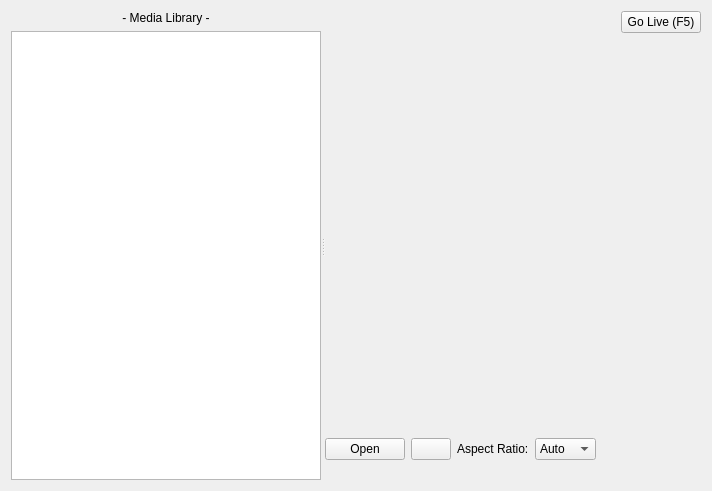
Above: mediawidget.ui from SoftProjector/softprojector before the change. Below: the same form after it.
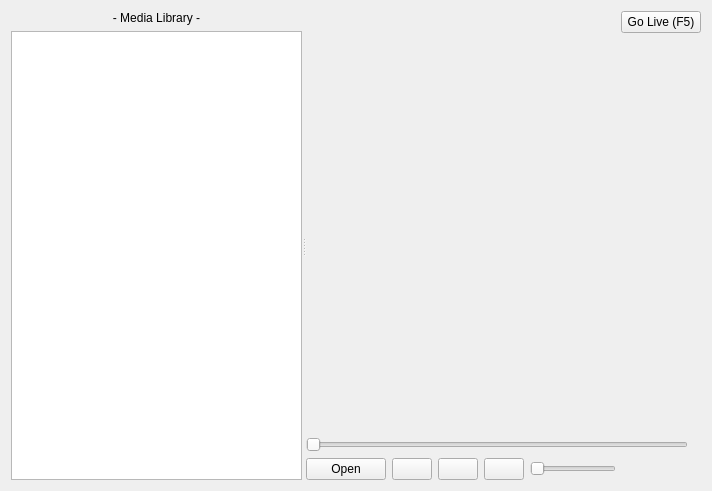
That is the form after the change. Icons and pictures are not drawn.

The edit to the form file:
```diff
--- a/mediawidget.ui
+++ b/mediawidget.ui
@@ -95,6 +95,24 @@
          </item>
         </layout>
        </item>
+       <item>
+        <layout class="QHBoxLayout" name="horizontalLayoutTime">
+         <item>
+          <widget class="QSlider" name="horizontalSliderTime">
+           <property name="orientation">
+            <enum>Qt::Horizontal</enum>
+           </property>
+          </widget>
+         </item>
+         <item>
+          <widget class="QLabel" name="labelTime">
+           <property name="text">
+            <string/>
+           </property>
+          </widget>
+         </item>
+        </layout>
+       </item>
        <item>
         <layout class="QHBoxLayout" name="horizontalLayoutControls">
          <item>
@@ -104,42 +122,38 @@
            </property>
           </widget>
          </item>
+         <item>
+          <widget class="QPushButton" name="pushButtonStop">
+           <property name="icon">
+            <iconset resource="softprojector.qrc">
+             <normaloff>:/icons/icons/stop.png</normaloff>:/icons/icons/stop.png</iconset>
+           </property>
+          </widget>
+         </item>
          <item>
           <widget class="QPushButton" name="pushButtonPlayPause">
-           <property name="text">
-            <string/>
+           <property name="icon">
+            <iconset resource="softprojector.qrc">
+             <normaloff>:/icons/icons/play.png</normaloff>:/icons/icons/play.png</iconset>
            </property>
           </widget>
          </item>
          <item>
-          <widget class="QLabel" name="label">
-           <property name="text">
-            <string>Aspect Ratio:</string>
+          <widget class="QPushButton" name="pushButtonMute">
+           <property name="icon">
+            <iconset resource="softprojector.qrc">
+             <normaloff>:/icons/icons/speaker.png</normaloff>:/icons/icons/speaker.png</iconset>
            </property>
+           <property name="checkable">
+            <bool>true</bool>
+           </property>
           </widget>
          </item>
          <item>
-          <widget class="QComboBox" name="comboBoxAspectRatio">
-           <item>
-            <property name="text">
-             <string>Auto</string>
-            </property>
-           </item>
-           <item>
-            <property name="text">
-             <string>Scale</string>
-            </property>
-           </item>
-           <item>
-            <property name="text">
-             <string>4/3</string>
-            </property>
-           </item>
-           <item>
-            <property name="text">
-             <string>16/9</string>
-            </property>
-           </item>
+          <widget class="QSlider" name="horizontalSliderVolume">
+           <property name="orientation">
+            <enum>Qt::Horizontal</enum>
+           </property>
           </widget>
          </item>
          <item>
@@ -157,17 +171,6 @@
          </item>
         </layout>
        </item>
-       <item>
-        <layout class="QHBoxLayout" name="horizontalLayoutTime">
-         <item>
-          <widget class="QLabel" name="labelTime">
-           <property name="text">
-            <string/>
-           </property>
-          </widget>
-         </item>
-        </layout>
-       </item>
       </layout>
      </widget>
     </widget>
```
Left out of the diff: 1 changed line with no effect on the pictures.
